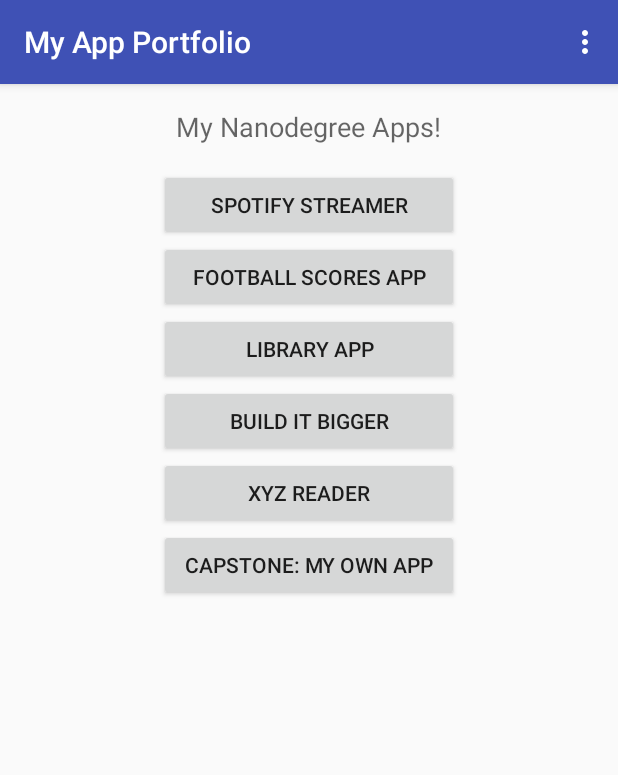
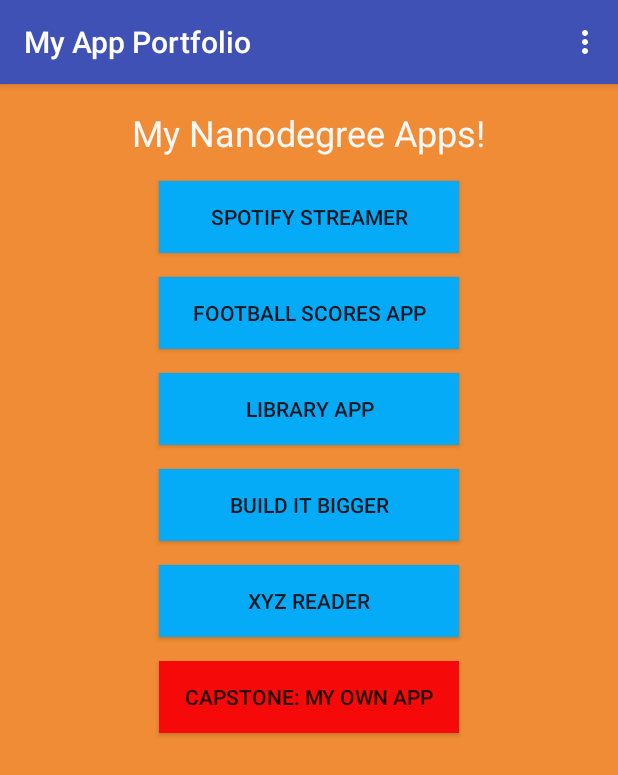
Before and after one commit to fawazeez/nanodegree, an Android app: the screen it shows after launch (MainActivity), on a phone screen of 412 x 824 dp. Shown: the top 775 px of the screen. Run offline under Robolectric (Android 15) with nearby library versions, the phone set to English and light mode, and no system bars.

Commit message:
button click code

```diff
--- a/app/src/main/java/com/adupp/fawaz/myappportfolio/MainActivity.java
+++ b/app/src/main/java/com/adupp/fawaz/myappportfolio/MainActivity.java
@@ -8,6 +8,8 @@ import android.support.v7.widget.Toolbar;
 import android.view.View;
 import android.view.Menu;
 import android.view.MenuItem;
+import android.widget.Button;
+import android.widget.Toast;
 
 public class MainActivity extends AppCompatActivity {
 
@@ -18,14 +20,77 @@ public class MainActivity extends AppCompatActivity {
         Toolbar toolbar = (Toolbar) findViewById(R.id.toolbar);
         setSupportActionBar(toolbar);
 
-        FloatingActionButton fab = (FloatingActionButton) findViewById(R.id.fab);
-        fab.setOnClickListener(new View.OnClickListener() {
+        Button button_app1 = (Button) findViewById(R.id.button_app1);
+        button_app1.setOnClickListener(new View.OnClickListener() {
+            @Override
+            public void onClick(View v) {
+                Toast.makeText(MainActivity.this, "THIS BUTTON WILL LAUNCH MY " + getString(R.string.app1), Toast.LENGTH_SHORT).show();
+                Snackbar.make(v, R.string.app1, Snackbar.LENGTH_SHORT)
+                        .setAction("Action", null).show();
+
+            }
+        });
+
+        Button button_app2a = (Button) findViewById(R.id.button_app2a);
+        button_app2a.setOnClickListener(new View.OnClickListener() {
+            @Override
+            public void onClick(View v) {
+                Toast.makeText(MainActivity.this, "THIS BUTTON WILL LAUNCH MY "+ getString(R.string.app2a), Toast.LENGTH_SHORT).show();
+                Snackbar.make(v,R.string.app2a, Snackbar.LENGTH_SHORT)
+                        .setAction("Action", null).show();
+
+            }
+        });
+
+        Button button_app2b = (Button) findViewById(R.id.button_app2b);
+        button_app2b.setOnClickListener(new View.OnClickListener() {
+            @Override
+            public void onClick(View v) {
+                Toast.makeText(MainActivity.this, "THIS BUTTON WILL LAUNCH MY "+ getString(R.string.app2b), Toast.LENGTH_SHORT).show();
+                Snackbar.make(v,R.string.app2b, Snackbar.LENGTH_SHORT)
+                        .setAction("Action", null).show();
+
+            }
+        });
+
+        Button button_app3 = (Button) findViewById(R.id.button_app3);
+        button_app3.setOnClickListener(new View.OnClickListener() {
+            @Override
+            public void onClick(View v) {
+                Toast.makeText(MainActivity.this, "THIS BUTTON WILL LAUNCH MY " + getString(R.string.app3), Toast.LENGTH_SHORT).show();
+                Snackbar.make(v,R.string.app3, Snackbar.LENGTH_SHORT)
+                        .setAction("Action", null).show();
+
+            }
+        });
+        Button button_app4 = (Button) findViewById(R.id.button_app4);
+        button_app4.setOnClickListener(new View.OnClickListener() {
+            @Override
+            public void onClick(View v) {
+                Toast.makeText(MainActivity.this, "THIS BUTTON WILL LAUNCH MY " + getString(R.string.app4), Toast.LENGTH_SHORT).show();
+                Snackbar.make(v,R.string.app4, Snackbar.LENGTH_SHORT)
+                        .setAction("Action", null).show();
+
+            }
+        });
+        Button button_app5 = (Button) findViewById(R.id.button_app5);
+        button_app5.setOnClickListener(new View.OnClickListener() {
+            @Override
+            public void onClick(View v) {
+                Toast.makeText(MainActivity.this, "THIS BUTTON WILL LAUNCH MY "+  getString(R.string.app5), Toast.LENGTH_SHORT).show();
+                Snackbar.make(v,R.string.app5, Snackbar.LENGTH_SHORT)
+                        .setAction("Action", null).show();
+
+            }
+        });
+       /* fab.setOnClickListener(new View.OnClickListener() {
             @Override
             public void onClick(View view) {
                 Snackbar.make(view, "Replace with your own action", Snackbar.LENGTH_LONG)
                         .setAction("Action", null).show();
             }
         });
+        */
     }
 
     @Override
--- a/app/src/main/res/layout/content_main.xml
+++ b/app/src/main/res/layout/content_main.xml
@@ -10,7 +10,8 @@
     android:paddingTop="@dimen/activity_vertical_margin"
     app:layout_behavior="@string/appbar_scrolling_view_behavior"
     tools:context="com.adupp.fawaz.myappportfolio.MainActivity"
-    tools:showIn="@layout/activity_main">
+    tools:showIn="@layout/activity_main"
+    android:background="#f08c35">
 
     <TextView
         android:layout_width="wrap_content"
@@ -19,56 +20,69 @@
         android:text="@string/title"
         android:id="@+id/textView"
         android:layout_alignParentTop="true"
-        android:layout_centerHorizontal="true" />
+        android:layout_centerHorizontal="true"
+        android:textColor="#fbf8f8"
+        android:textSize="@dimen/abc_text_size_headline_material" />
 
     <Button
         android:layout_width="@dimen/button_size"
         android:layout_height="wrap_content"
         android:text="@string/app1"
-        android:id="@+id/button"
+        android:id="@+id/button_app1"
         android:layout_below="@+id/textView"
         android:layout_centerHorizontal="true"
-        android:layout_marginTop="@dimen/fab_margin" />
+        android:layout_marginTop="@dimen/fab_margin"
+        android:background="#06abf8" />
 
     <Button
         android:layout_width="@dimen/button_size"
         android:layout_height="wrap_content"
         android:text="@string/app2a"
-        android:id="@+id/button2"
-        android:layout_below="@+id/button"
-        android:layout_centerHorizontal="true" />
+        android:id="@+id/button_app2a"
+        android:layout_below="@+id/button_app1"
+        android:layout_marginTop="@dimen/fab_margin"
+        android:layout_centerHorizontal="true"
+        android:background="#06abf8"/>
 
     <Button
         android:layout_width="@dimen/button_size"
         android:layout_height="wrap_content"
         android:text="@string/app2b"
-        android:id="@+id/button3"
-        android:layout_below="@+id/button2"
-        android:layout_centerHorizontal="true" />
+        android:id="@+id/button_app2b"
+        android:layout_below="@+id/button_app2a"
+        android:layout_marginTop="@dimen/fab_margin"
+        android:layout_centerHorizontal="true"
+        android:background="#06abf8" />
 
     <Button
         android:layout_width="@dimen/button_size"
         android:layout_height="wrap_content"
         android:text="@string/app3"
-        android:id="@+id/button4"
-        android:layout_below="@+id/button3"
-        android:layout_centerHorizontal="true" />
+        android:id="@+id/button_app3"
+        android:layout_below="@+id/button_app2b"
+        android:layout_marginTop="@dimen/fab_margin"
+        android:layout_centerHorizontal="true"
+        android:background="#06abf8" />
 
     <Button
         android:layout_width="@dimen/button_size"
         android:layout_height="wrap_content"
         android:text="@string/app4"
-        android:id="@+id/button5"
-        android:layout_below="@+id/button4"
-        android:layout_centerHorizontal="true" />
+        android:id="@+id/button_app4"
+        android:layout_below="@+id/button_app3"
+        android:layout_marginTop="@dimen/fab_margin"
+        android:layout_centerHorizontal="true"
+        android:background="#06abf8" />
 
     <Button
         android:layout_width="@dimen/button_size"
         android:layout_height="wrap_content"
         android:text="@string/app5"
-        android:id="@+id/button6"
-        android:layout_below="@+id/button5"
-        android:layout_centerHorizontal="true" />
+        android:id="@+id/button_app5"
+        android:layout_below="@+id/button_app4"
+        android:layout_marginTop="@dimen/fab_margin"
+        android:layout_centerHorizontal="true"
+        android:background="#f50909" />
 
 
 </RelativeLayout>
```
Also changed, not shown: gradle.properties (+15 -8 lines), 2 other files.
